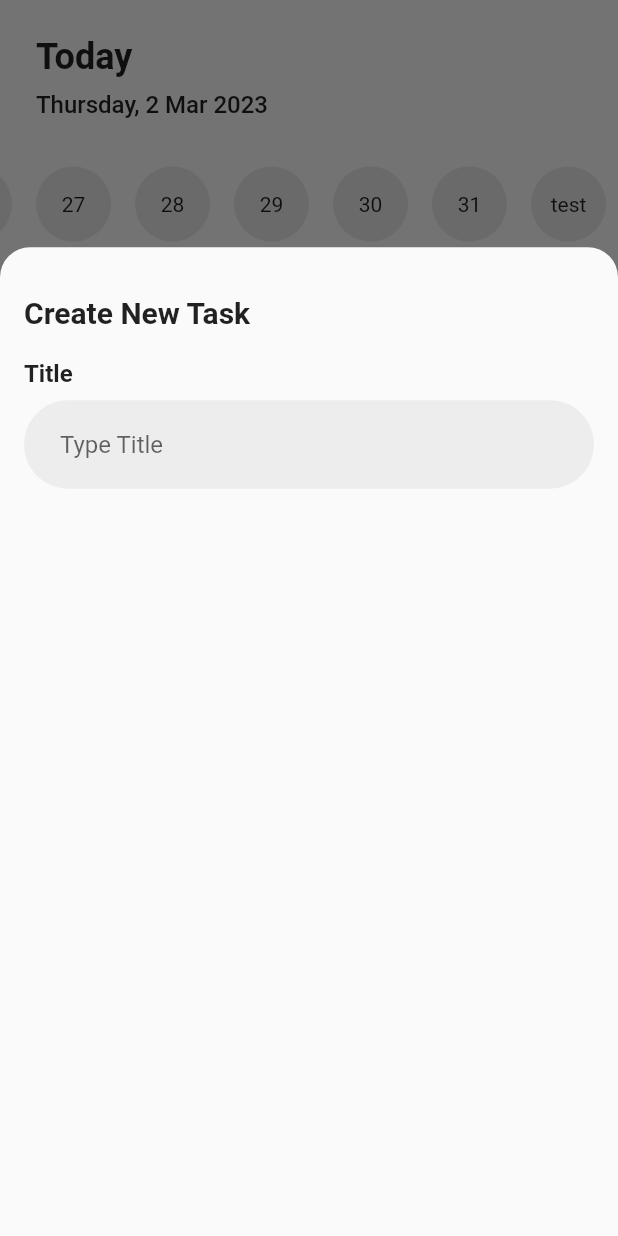
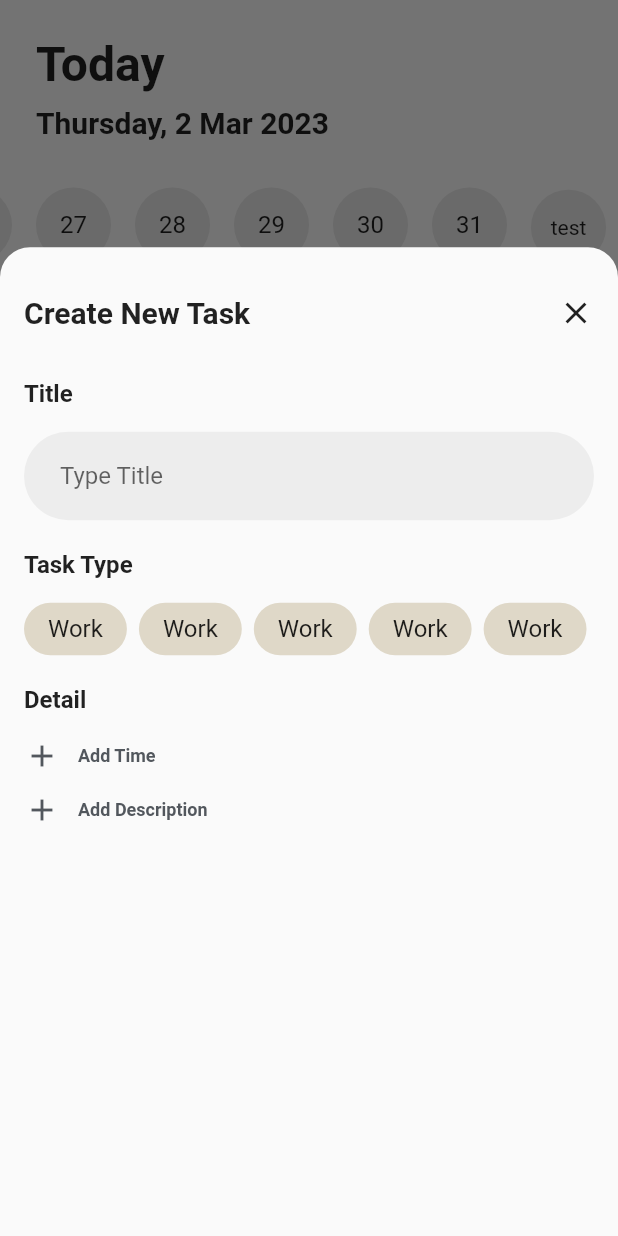
Before and after one commit to ZKRA000/todo_mobile, a Flutter app: the screen it shows after launch, after a tap on the "add" icon, on a phone screen of 412 x 824 dp. Run offline on Flutter 3.47's test engine with Material 2 defaults, Android fonts, the phone set to English and light mode, and no system bars.

Commit message:
add styling files,refactor modalbottomsheet

```diff
--- /dev/null
+++ b/lib/pages/add_task_form.dart
@@ -0,0 +1,141 @@
+import 'package:flutter/material.dart';
+
+// style
+import '../style/style.dart';
+
+class AddTaskForm extends StatelessWidget {
+  const AddTaskForm({super.key});
+
+  @override
+  Widget build(BuildContext context) {
+    return Container(
+      padding: const EdgeInsets.only(
+        left: 16.0,
+        right: 16.0,
+        top: 32.0,
+      ),
+      height: MediaQuery.of(context).size.height * 0.8,
+      child: Column(
+        crossAxisAlignment: CrossAxisAlignment.start,
+        children: [
+          Row(
+            mainAxisAlignment: MainAxisAlignment.spaceBetween,
+            children: [
+              const Text(
+                style: h3,
+                'Create New Task',
+              ),
+              GestureDetector(
+                onTap: () {
+                  Navigator.pop(context);
+                },
+                child: const Icon(Icons.close),
+              )
+            ],
+          ),
+          const SizedBox(height: 32.0),
+          const Text(
+            style: label,
+            'Title',
+          ),
+          const SizedBox(height: 16.0),
+          Container(
+            padding: const EdgeInsets.symmetric(horizontal: 12.0),
+            decoration: const BoxDecoration(
+              color: Color(0xFFEDEDED),
+              borderRadius: BorderRadius.all(
+                Radius.circular(100.0),
+              ),
+            ),
+            child: const TextField(
+              decoration: InputDecoration(
+                hintText: 'Type Title',
+                border: OutlineInputBorder(
+                  borderSide: BorderSide.none,
+                ),
+              ),
+            ),
+          ),
+          const SizedBox(height: 20.0),
+          const Text(
+            style: label,
+            'Task Type',
+          ),
+          const SizedBox(height: 16.0),
+          Wrap(
+            spacing: 8.0,
+            runSpacing: 8.0,
+            children: [
+              for (int x = 0; x < 5; x++)
+                GestureDetector(
+                  onTap: () {},
+                  child: Container(
+                    padding: const EdgeInsets.symmetric(
+                      vertical: 8.0,
+                      horizontal: 16.0,
+                    ),
+                    decoration: const BoxDecoration(
+                      color: Color(0xFFDFD8C8),
+                      borderRadius: BorderRadius.all(
+                        Radius.circular(100),
+                      ),
+                    ),
+                    child: const Text(
+                      style: p,
+                      'Work',
+                    ),
+                  ),
+                ),
+            ],
+          ),
+          const SizedBox(height: 20.0),
+          const Text(
+            style: label,
+            'Detail',
+          ),
+          const SizedBox(height: 16.0),
+          GestureDetector(
+            onTap: () {
+              Navigator.pushNamed(context, 'calendar-form');
+            },
+            child: Row(
+              children: [
+                const Icon(
+                  Icons.add,
+                  color: Color(0xFF52575D),
+                ),
+                const SizedBox(width: 12),
+                Text(
+                  style: h5.merge(
+                    const TextStyle(
+                      color: Color(0xFF52575D),
+                    ),
+                  ),
+                  'Add Time',
+                )
+              ],
+            ),
+          ),
+          const SizedBox(height: 12.0),
+          Row(
+            children: [
+              const Icon(
+                Icons.add,
+                color: Color(0xFF52575D),
+              ),
+              const SizedBox(width: 12),
+              Text(
+                style: h5.merge(
+                  const TextStyle(
+                    color: Color(0xFF52575D),
+                  ),
+                ),
+                'Add Description',
+              )
+            ],
+          )
+        ],
+      ),
+    );
+  }
+}
--- a/lib/pages/home.dart
+++ b/lib/pages/home.dart
@@ -1,5 +1,8 @@
 import 'package:flutter/material.dart';
 import 'package:intl/intl.dart';
+
+// page
+import 'add_task_form.dart';
 
 // component
 import '../components/event_tile.dart';
@@ -10,6 +13,9 @@ import '../functions/widget_functions.dart';
 
 // models
 import '../models/easy_date.dart';
+
+// style
+import '../style/style.dart';
 
 class Home extends StatefulWidget {
   const Home({super.key});
@@ -66,18 +72,12 @@ class _HomeState extends State<Home> {
                       crossAxisAlignment: CrossAxisAlignment.start,
                       children: [
                         const Text(
-                          style: TextStyle(
-                            fontSize: 24,
-                            fontWeight: FontWeight.w600,
-                          ),
+                          style: h2,
                           'Today',
                         ),
                         const SizedBox(height: 8),
                         Text(
-                          style: const TextStyle(
-                            fontSize: 16,
-                            fontWeight: FontWeight.w500,
-                          ),
+                          style: h3,
                           dateTime,
                         ),
                       ],
@@ -102,10 +102,18 @@ class _HomeState extends State<Home> {
                                 color: const Color(0xFFE6E6E6),
                                 borderRadius: BorderRadius.circular(50),
                               ),
-                              child: Center(child: Text(x.day)),
+                              child: Center(
+                                child: Text(
+                                  style: p,
+                                  x.day,
+                                ),
+                              ),
                             ),
                             const SizedBox(height: 12),
-                            Text(x.month)
+                            Text(
+                              style: p,
+                              x.month,
+                            )
                           ],
                         ),
                       ),
@@ -184,54 +192,8 @@ class _HomeState extends State<Home> {
                 ),
               ),
               context: context,
-                builder: (BuildContext ctx) {
-                  return Container(
-                    padding: const EdgeInsets.only(
-                      left: 16.0,
-                      right: 16.0,
-                      top: 32.0,
-                    ),
-                    height: MediaQuery.of(context).size.height * 0.8,
-                    child: Column(
-                      crossAxisAlignment: CrossAxisAlignment.start,
-                      children: [
-                        const Text(
-                          style: TextStyle(
-                            fontSize: 20.0,
-                            fontWeight: FontWeight.w600,
-                          ),
-                          'Create New Task',
-                        ),
-                        const SizedBox(height: 20.0),
-                        const Text(
-                          style: TextStyle(
-                            fontSize: 16.0,
-                            fontWeight: FontWeight.w600,
-                          ),
-                          'Title',
-                        ),
-                        const SizedBox(height: 8.0),
-                        Container(
-                          padding: const EdgeInsets.symmetric(horizontal: 12.0),
-                          decoration: const BoxDecoration(
-                            color: Color(0xFFEDEDED),
-                            borderRadius: BorderRadius.all(
-                              Radius.circular(100.0),
-                            ),
-                          ),
-                          child: const TextField(
-                            decoration: InputDecoration(
-                              hintText: 'Type Title',
-                              border: OutlineInputBorder(
-                                borderSide: BorderSide.none,
-                              ),
-                            ),
-                          ),
-                        ),
-                      ],
-                    ),
+              builder: (BuildContext ctx) => const AddTaskForm(),
             );
-                });
           },
           child: const Icon(
             size: 32,
--- /dev/null
+++ b/lib/style/style.dart
@@ -0,0 +1,29 @@
+import 'package:flutter/material.dart';
+
+const TextStyle h1 = TextStyle(
+  fontSize: 40.0,
+);
+
+const TextStyle h2 = TextStyle(
+  fontSize: 32.0,
+  fontWeight: FontWeight.bold,
+);
+
+const TextStyle h3 = TextStyle(
+  fontSize: 20.0,
+  fontWeight: FontWeight.bold,
+);
+
+const TextStyle h5 = TextStyle(
+  fontSize: 12.0,
+  fontWeight: FontWeight.bold,
+);
+
+const TextStyle p = TextStyle(
+  fontSize: 16.0,
+);
+
+const TextStyle label = TextStyle(
+  fontSize: 16.0,
+  fontWeight: FontWeight.bold,
+);
```
Lines whose indentation alone changed are shown as unchanged.
